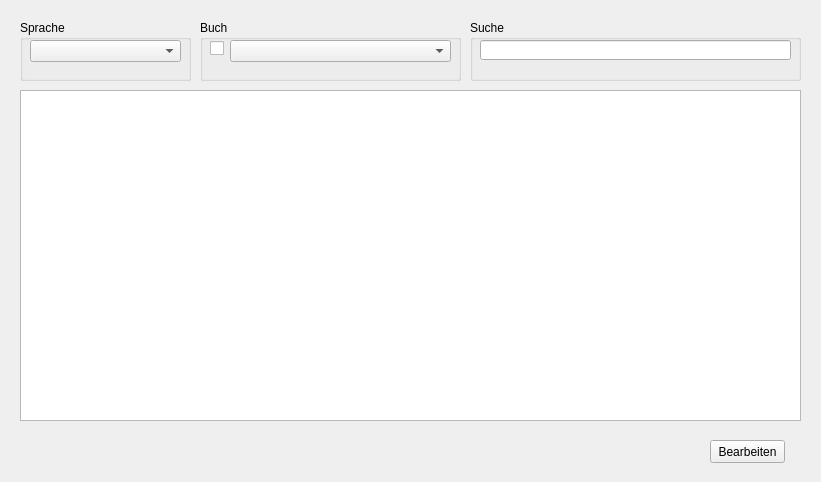
JPaehr/VokabelTrainer, file UIs/WindowWoerterbuch.ui: the form before one commit.
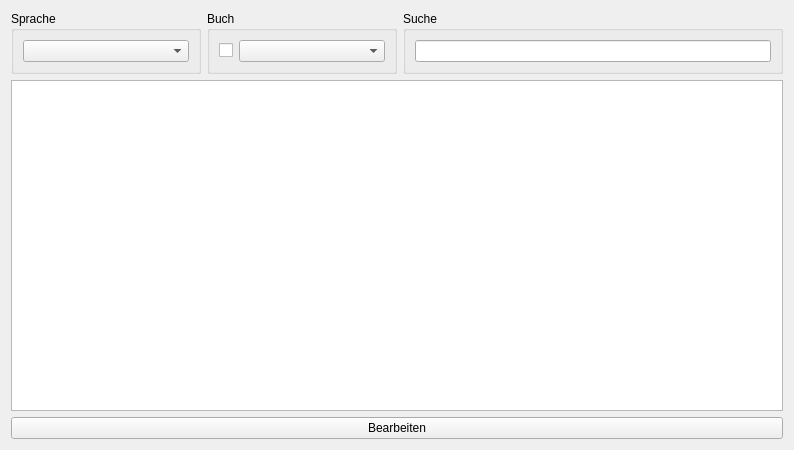
The form after the commit.

Commit message: Layout von Quellendateien für Buch, Lektion, sprache ändern und Wörterbuch resizeable gemacht

Patch:
```diff
--- a/UIs/WindowWoerterbuch.ui
+++ b/UIs/WindowWoerterbuch.ui
@@ -6,118 +6,76 @@
    <rect>
     <x>0</x>
     <y>0</y>
-    <width>821</width>
-    <height>482</height>
+    <width>794</width>
+    <height>450</height>
    </rect>
   </property>
   <property name="windowTitle">
    <string>Wörterbuch</string>
   </property>
-  <widget class="QTableView" name="tVWoerterbuch">
-   <property name="geometry">
-    <rect>
-     <x>20</x>
-     <y>90</y>
-     <width>781</width>
-     <height>331</height>
-    </rect>
-   </property>
-  </widget>
+  <layout class="QVBoxLayout" name="verticalLayout_3">
+   <item>
+    <layout class="QHBoxLayout" name="horizontalLayout" stretch="1,1,2">
+     <item>
   <widget class="QGroupBox" name="groupBox">
-   <property name="geometry">
-    <rect>
-     <x>20</x>
-     <y>20</y>
-     <width>171</width>
-     <height>61</height>
-    </rect>
-   </property>
    <property name="title">
     <string>Sprache</string>
    </property>
-   <widget class="QComboBox" name="cBSprache">
-    <property name="geometry">
-     <rect>
-      <x>10</x>
-      <y>20</y>
-      <width>151</width>
-      <height>22</height>
-     </rect>
-    </property>
-   </widget>
-  </widget>
+       <layout class="QVBoxLayout" name="verticalLayout">
+        <item>
+         <widget class="QComboBox" name="cBSprache"/>
+        </item>
+       </layout>
+      </widget>
+     </item>
+     <item>
   <widget class="QGroupBox" name="groupBox_2">
-   <property name="geometry">
-    <rect>
-     <x>200</x>
-     <y>20</y>
-     <width>261</width>
-     <height>61</height>
-    </rect>
-   </property>
    <property name="title">
     <string>Buch</string>
    </property>
-   <widget class="QComboBox" name="cBBuch">
-    <property name="geometry">
-     <rect>
-      <x>30</x>
-      <y>20</y>
-      <width>221</width>
-      <height>22</height>
-     </rect>
-    </property>
-   </widget>
+       <layout class="QVBoxLayout" name="verticalLayout_2">
+        <item>
+         <layout class="QHBoxLayout" name="horizontalLayout_2" stretch="0,1">
+          <item>
    <widget class="QCheckBox" name="chBBuch">
-    <property name="geometry">
-     <rect>
-      <x>10</x>
-      <y>20</y>
-      <width>16</width>
-      <height>17</height>
-     </rect>
-    </property>
     <property name="text">
      <string/>
     </property>
    </widget>
-  </widget>
+          </item>
+          <item>
+           <widget class="QComboBox" name="cBBuch"/>
+          </item>
+         </layout>
+        </item>
+       </layout>
+      </widget>
+     </item>
+     <item>
   <widget class="QGroupBox" name="groupBox_3">
-   <property name="geometry">
-    <rect>
-     <x>470</x>
-     <y>20</y>
-     <width>331</width>
-     <height>61</height>
-    </rect>
-   </property>
    <property name="title">
     <string>Suche</string>
    </property>
-   <widget class="QLineEdit" name="tfSuche">
-    <property name="geometry">
-     <rect>
-      <x>10</x>
-      <y>20</y>
-      <width>311</width>
-      <height>20</height>
-     </rect>
-    </property>
-   </widget>
-  </widget>
+       <layout class="QVBoxLayout" name="verticalLayout_4">
+        <item>
+         <widget class="QLineEdit" name="tfSuche"/>
+        </item>
+       </layout>
+      </widget>
+     </item>
+    </layout>
+   </item>
+   <item>
+    <widget class="QTableView" name="tVWoerterbuch"/>
+   </item>
+   <item>
   <widget class="QPushButton" name="btnBearbeiten">
-   <property name="geometry">
-    <rect>
-     <x>710</x>
-     <y>440</y>
-     <width>75</width>
-     <height>23</height>
-    </rect>
-   </property>
    <property name="text">
     <string>Bearbeiten</string>
    </property>
   </widget>
+   </item>
+  </layout>
  </widget>
  <tabstops>
   <tabstop>cBSprache</tabstop>
```
Left out of the diff: 1 changed line with no effect on the pictures. Lines whose indentation alone changed are shown as unchanged. The commit also changes 4 other files.
